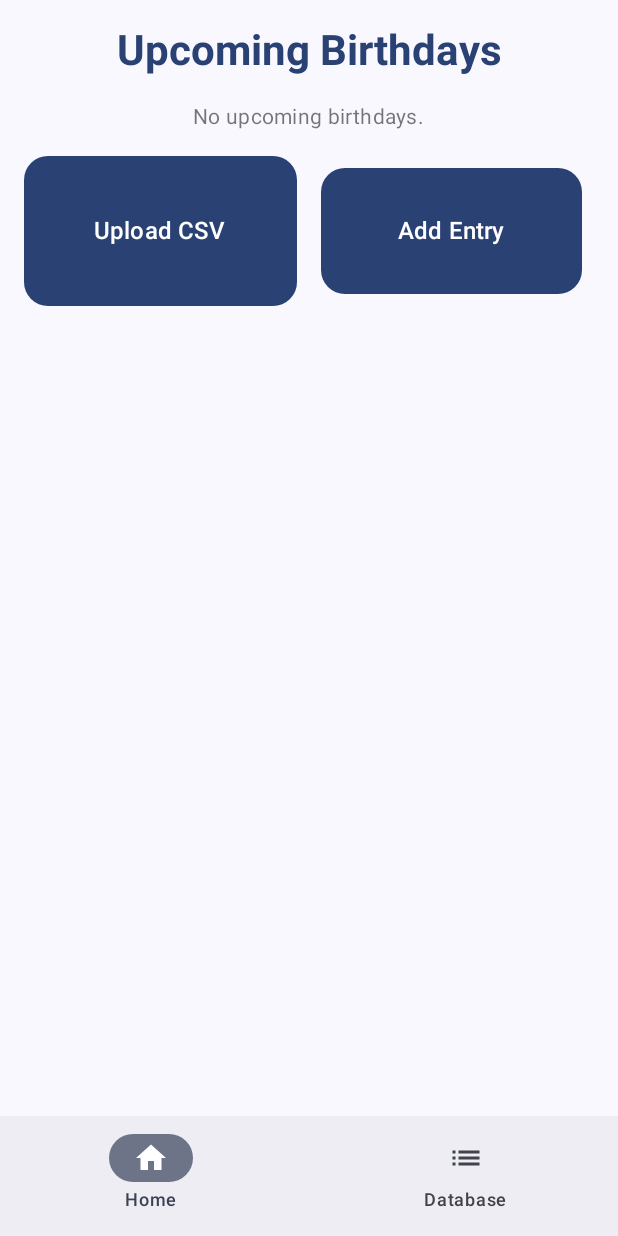
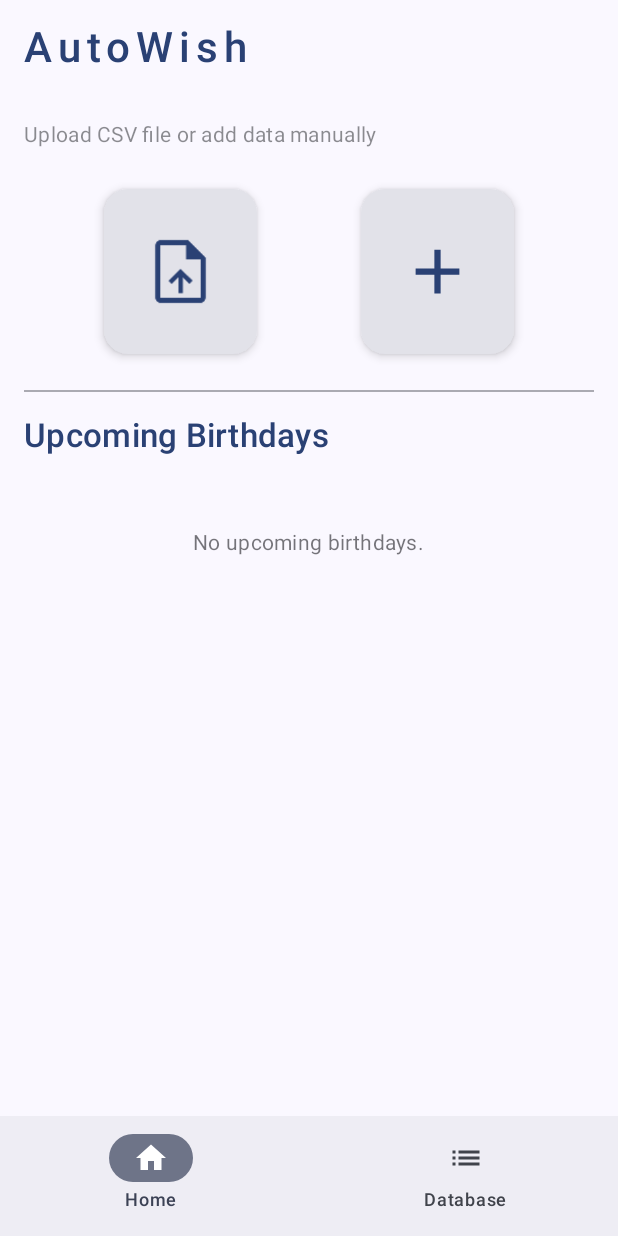
Before and after one commit to diveshpatil9104/AutoSms, an Android app built with Jetpack Compose: the screen it shows after launch (MainActivity), on a phone screen of 412 x 824 dp. Run offline under Robolectric (Android 15) with nearby library versions, the phone set to English and light mode, and no system bars; our stand-ins replace Room's generated code.

Commit message:
updated homescreen

```diff
--- a/app/src/main/java/com/example/autowish/HomeScreen.kt
+++ b/app/src/main/java/com/example/autowish/HomeScreen.kt
@@ -4,12 +4,14 @@ import android.content.Context
 import android.net.Uri
 import androidx.activity.compose.rememberLauncherForActivityResult
 import androidx.activity.result.contract.ActivityResultContracts
+import androidx.compose.foundation.Image
 import androidx.compose.foundation.background
 import androidx.compose.foundation.layout.*
 import androidx.compose.foundation.lazy.LazyColumn
 import androidx.compose.foundation.lazy.items
 import androidx.compose.foundation.shape.RoundedCornerShape
 import androidx.compose.material.icons.Icons
+import androidx.compose.material.icons.filled.Add
 import androidx.compose.material.icons.filled.Home
 import androidx.compose.material.icons.filled.List
 import androidx.compose.material3.*
@@ -17,7 +19,10 @@ import androidx.compose.runtime.*
 import androidx.compose.ui.Alignment
 import androidx.compose.ui.Modifier
 import androidx.compose.ui.graphics.Brush
+import androidx.compose.ui.graphics.Color
+import androidx.compose.ui.graphics.ColorFilter
 import androidx.compose.ui.platform.LocalContext
+import androidx.compose.ui.res.painterResource
 import androidx.compose.ui.text.font.FontWeight
 import androidx.compose.ui.unit.dp
 import androidx.compose.ui.unit.sp
@@ -43,27 +48,39 @@ fun HomeScreen(navController: NavController) {
 
     // Function to update upcoming birthdays
     suspend fun updateUpcomingBirthdays() {
+        try {
             val allBirthdays = db.birthdayDao().getAll()
             hasData = allBirthdays.isNotEmpty()
             val today = Calendar.getInstance()
             val newUpcomingBirthdays = allBirthdays
-            .map { entry ->
+                .mapNotNull { entry ->
                     val parts = entry.birthDate.split("-")
-                entry to Calendar.getInstance().apply {
-                    set(Calendar.MONTH, parts[0].toInt() - 1)
-                    set(Calendar.DAY_OF_MONTH, parts[1].toInt())
+                    if (parts.size == 2) {
+                        val month = parts[0].toIntOrNull()
+                        val day = parts[1].toIntOrNull()
+                        if (month != null && day != null) {
+                            val nextBirthday = Calendar.getInstance().apply {
+                                set(Calendar.MONTH, month - 1)
+                                set(Calendar.DAY_OF_MONTH, day)
                                 set(Calendar.YEAR, today.get(Calendar.YEAR))
-                    if (timeInMillis < today.timeInMillis) {
+                                if (before(today)) {
                                     add(Calendar.YEAR, 1)
                                 }
                             }
+                            entry to nextBirthday.timeInMillis
+                        } else null
+                    } else null
                 }
-            .filter { it.second.timeInMillis >= today.timeInMillis }
-            .sortedBy { it.second.timeInMillis }
+                .sortedBy { it.second }
                 .take(7)
                 .map { it.first }
             withContext(Dispatchers.Main) {
                 upcomingBirthdays = newUpcomingBirthdays
+            }
+        } catch (e: Exception) {
+            withContext(Dispatchers.Main) {
+                errorMessage = "Failed to load birthdays: ${e.message}"
+            }
         }
     }
 
@@ -134,8 +151,31 @@ fun HomeScreen(navController: NavController) {
     }
 
     Scaffold(
+        topBar = {
+            TopAppBar(
+                title = {
+                    Text(
+                        "AutoWish",
+                        style = MaterialTheme.typography.titleLarge.copy(
+                            fontWeight = FontWeight.SemiBold,
+                            fontSize = 28.sp,
+                            letterSpacing = 4.sp
+                        )
+                    )
+                },
+                colors = TopAppBarDefaults.topAppBarColors(
+                    containerColor = Color.Transparent,
+                    titleContentColor = MaterialTheme.colorScheme.primary
+                ),
+                modifier = Modifier
+                    .background(Color.Transparent)
+                    .windowInsetsPadding(WindowInsets.safeDrawing.only(WindowInsetsSides.Top))
+            )
+        },
         bottomBar = {
-            NavigationBar {
+            NavigationBar(
+                containerColor = MaterialTheme.colorScheme.surfaceContainer
+            ) {
                 NavigationBarItem(
                     icon = { Icon(Icons.Default.Home, contentDescription = "Home") },
                     label = { Text("Home") },
@@ -149,7 +189,8 @@ fun HomeScreen(navController: NavController) {
                     onClick = { navController.navigate("database") }
                 )
             }
-        }
+        },
+        containerColor = Color.Transparent
     ) { innerPadding ->
         Surface(
             modifier = Modifier
@@ -164,75 +205,134 @@ fun HomeScreen(navController: NavController) {
                     )
                 )
         ) {
+            LazyColumn(
+                modifier = Modifier
+                    .fillMaxWidth()
+                    .padding(horizontal = 16.dp),
+                horizontalAlignment = Alignment.CenterHorizontally
+            ) {
+                item {
+                    Spacer(modifier = Modifier.height(16.dp))
+                }
+                item {
+                    Text(
+                        text = "Upload CSV file or add data manually",
+                        style = MaterialTheme.typography.bodyMedium,
+//                        fontSize = 16.sp,
+
+                        color = MaterialTheme.colorScheme.onSurface.copy(alpha = 0.5f),
+                        modifier = Modifier
+                            .padding(bottom = 18.dp)
+                            .fillMaxWidth(),
+                    )
+                }
+                item {
+                    Row(
+                        modifier = Modifier
+                            .fillMaxWidth()
+                            .padding(vertical = 8.dp),
+                        horizontalArrangement = Arrangement.SpaceEvenly
+                    ) {
+                        Card(
+                            shape = RoundedCornerShape(16.dp),
+                            elevation = CardDefaults.cardElevation(defaultElevation = 4.dp),
+                            colors = CardDefaults.cardColors(
+                                containerColor = MaterialTheme.colorScheme.surfaceContainerHighest
+                            ),
+                            modifier = Modifier
+                                .size(110.dp)
+                                .padding(end = 8.dp)
+                        ) {
+                            IconButton(
+                                onClick = { showCsvDialog = true },
+                                modifier = Modifier.fillMaxSize()
+                            ) {
+                                Image(
+                                    painter = painterResource(id = R.drawable.upload),
+                                    contentDescription = "Upload CSV",
+                                    modifier = Modifier.size(50.dp),
+                                    colorFilter = ColorFilter.tint(MaterialTheme.colorScheme.primary)
+                                )
+                            }
+                        }
+                        Card(
+                            shape = RoundedCornerShape(16.dp),
+                            elevation = CardDefaults.cardElevation(defaultElevation = 4.dp),
+                            colors = CardDefaults.cardColors(
+                                containerColor = MaterialTheme.colorScheme.surfaceContainerHighest
+                            ),
+                            modifier = Modifier
+                                .size(110.dp)
+                                .padding(start = 8.dp)
+                        ) {
+                            IconButton(
+                                onClick = { showForm = true },
+                                modifier = Modifier.fillMaxSize()
+                            ) {
+                                Icon(
+                                    imageVector = Icons.Default.Add,
+                                    contentDescription = "Add Entry",
+                                    tint = MaterialTheme.colorScheme.primary,
+                                    modifier = Modifier.size(50.dp)
+                                )
+                            }
+                        }
+                    }
+
+                }
+                item {
+                    Divider(
+                        modifier = Modifier
+                            .fillMaxWidth()
+                            .padding(vertical = 16.dp),
+                        color = MaterialTheme.colorScheme.outline.copy(alpha = 0.5f)
+                    )
+                }
+                item {
+                    Text(
+                        text = "Upcoming Birthdays",
+                        style = MaterialTheme.typography.titleMedium.copy(
+                            fontWeight = FontWeight.SemiBold,
+                            fontSize = 22.sp
+                        ),
+                        color = MaterialTheme.colorScheme.primary,
+                        modifier = Modifier
+                            .padding(bottom = 16.dp)
+                            .fillMaxWidth()
+                    )
+                }
+                if (upcomingBirthdays.isEmpty()) {
+                    item {
                         Column(
                             modifier = Modifier
-                    .padding(16.dp)
-                    .fillMaxWidth(),
+                                .fillMaxWidth()
+                                .padding(vertical = 32.dp),
+                            verticalArrangement = Arrangement.Center,
                             horizontalAlignment = Alignment.CenterHorizontally
                         ) {
-                Text(
-                    text = "Upcoming Birthdays",
-                    style = MaterialTheme.typography.headlineMedium.copy(
-                        fontWeight = FontWeight.Bold,
-                        fontSize = 28.sp
-                    ),
-                    color = MaterialTheme.colorScheme.primary,
-                    modifier = Modifier.padding(bottom = 16.dp)
-                )
-
-                if (upcomingBirthdays.isEmpty()) {
                             Text(
                                 text = "No upcoming birthdays.",
                                 style = MaterialTheme.typography.bodyMedium,
                                 color = MaterialTheme.colorScheme.onSurface.copy(alpha = 0.6f)
                             )
+                        }
+                    }
                 } else {
-                    LazyColumn(
-                        modifier = Modifier
-                            .fillMaxWidth()
-                            .heightIn(max = 200.dp)
-                    ) {
                     items(upcomingBirthdays) { entry ->
                         BirthdayCard(entry)
+                        Spacer(modifier = Modifier.height(8.dp))
                     }
                 }
-                }
-
-                Spacer(modifier = Modifier.height(16.dp))
-
-                Row(
-                    modifier = Modifier.fillMaxWidth(),
-                    horizontalArrangement = Arrangement.SpaceEvenly
-                ) {
-                    Button(
-                        onClick = { showCsvDialog = true },
-                        modifier = Modifier
-                            .weight(1f)
-                            .height(100.dp)
-                            .padding(end = 8.dp),
-                        shape = RoundedCornerShape(16.dp)
-                    ) {
-                        Text("Upload CSV", fontSize = 16.sp)
-                    }
-                    Button(
-                        onClick = { showForm = true },
-                        modifier = Modifier
-                            .weight(1f)
-                            .height(100.dp)
-                            .padding(8.dp),
-                        shape = RoundedCornerShape(16.dp)
-                    ) {
-                        Text("Add Entry", fontSize = 16.sp)
-                    }
-                }
-
                 errorMessage?.let {
+                    item {
                         Spacer(modifier = Modifier.height(8.dp))
                         Text(
                             text = it,
                             color = MaterialTheme.colorScheme.error,
-                        style = MaterialTheme.typography.bodyMedium
+                            style = MaterialTheme.typography.bodyMedium,
+                            modifier = Modifier.fillMaxWidth()
                         )
+                    }
                 }
             }
         }
```
Also changed, not shown: app/src/main/res/drawable/add.png (added), app/src/main/res/drawable/upload.png (added). Lines whose indentation alone changed are shown as unchanged.
